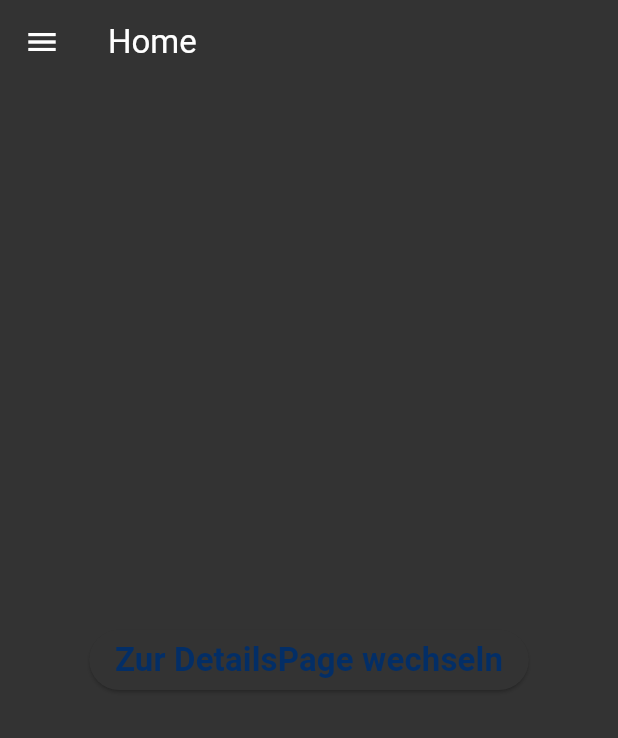
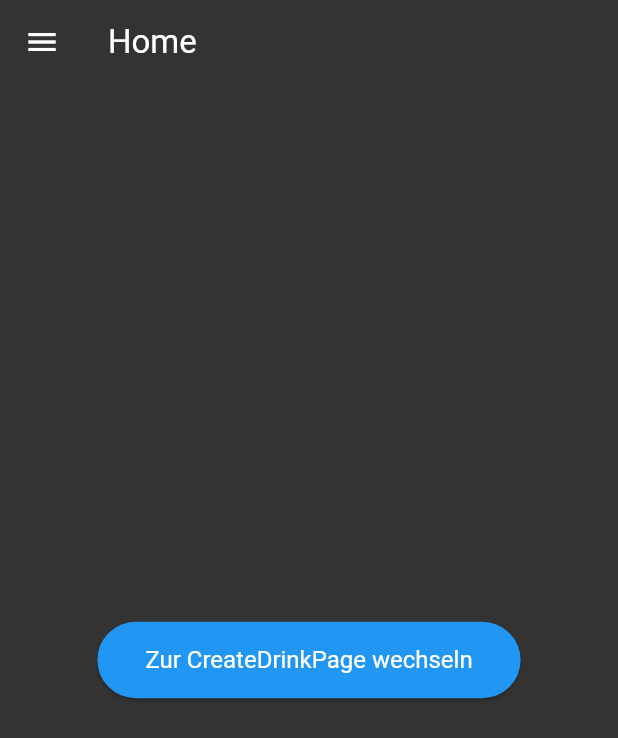
Before and after one commit to BenjaminNightscale/jahnhalle_business, a Flutter app: the screen it shows once a user with an empty profile is signed in, on a phone screen of 412 x 824 dp. Shown: the top 738 px of the screen. Run offline on Flutter 3.47's test engine with Material 3 defaults, Android fonts, the light colour scheme and no system bars; our stand-ins replace cloud_firestore, firebase_auth, firebase_core; accounts and stored records are empty.

Commit message:
flutter update

```diff
--- a/lib/pages/home_page.dart
+++ b/lib/pages/home_page.dart
@@ -1,5 +1,6 @@
 import 'package:flutter/material.dart';
 import 'package:white_label_business_app/components/my_drawer.dart';
+import 'package:white_label_business_app/pages/profile_page.dart';
 
 class HomePage extends StatefulWidget {
   const HomePage({super.key});
@@ -19,8 +20,17 @@ class _HomePageState extends State<HomePage> {
       body: Center(
         child: ElevatedButton(
           onPressed: () {
+            Navigator.push(
+              context,
+              MaterialPageRoute(builder: (context) => const ProfilePage()),
+            );
           },
-          child: const Text('Zur DetailsPage wechseln'),
+          style: ElevatedButton.styleFrom(
+            foregroundColor: Colors.white, backgroundColor: Colors.blue, // Textfarbe des Buttons
+            padding: const EdgeInsets.symmetric(horizontal: 32, vertical: 16),
+            textStyle: const TextStyle(fontSize: 16),
+          ),
+          child: const Text('Zur CreateDrinkPage wechseln'),
         ),
       ),
     );
--- a/pubspec.yaml
+++ b/pubspec.yaml
@@ -28,6 +28,7 @@ environment:
 # the latest version available on pub.dev. To see which dependencies have newer
 # versions available, run `flutter pub outdated`.
 dependencies:
+  cloud_firestore: ^4.17.1
   firebase_core: ^2.30.1
   firebase_auth: ^4.19.3
   provider: ^6.1.2
```
Also changed, not shown: lib/services/database/drink.dart (added, +34 -0 lines), lib/services/database/firestore.dart (added, +12 -0 lines), pubspec.lock, 5 other files.
